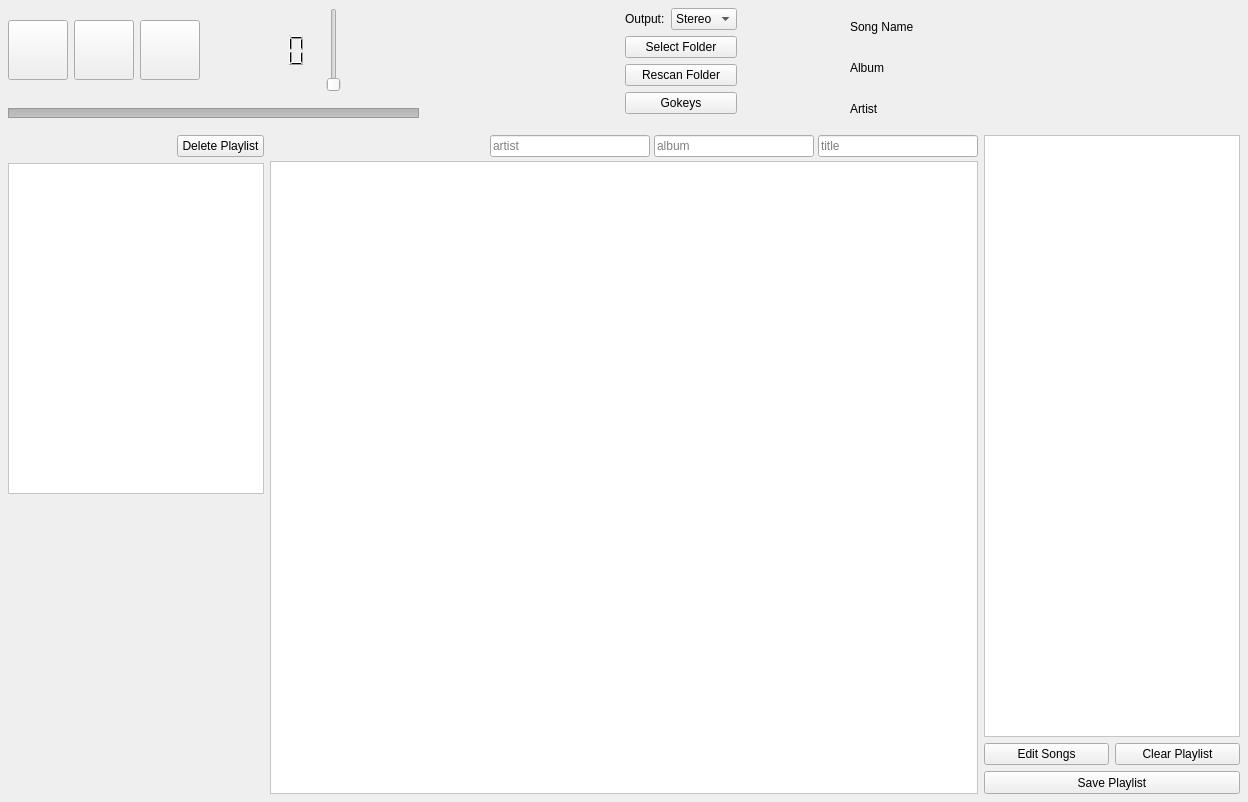
Old version of the form main.ui in the repository fabiomdiniz/Frey.
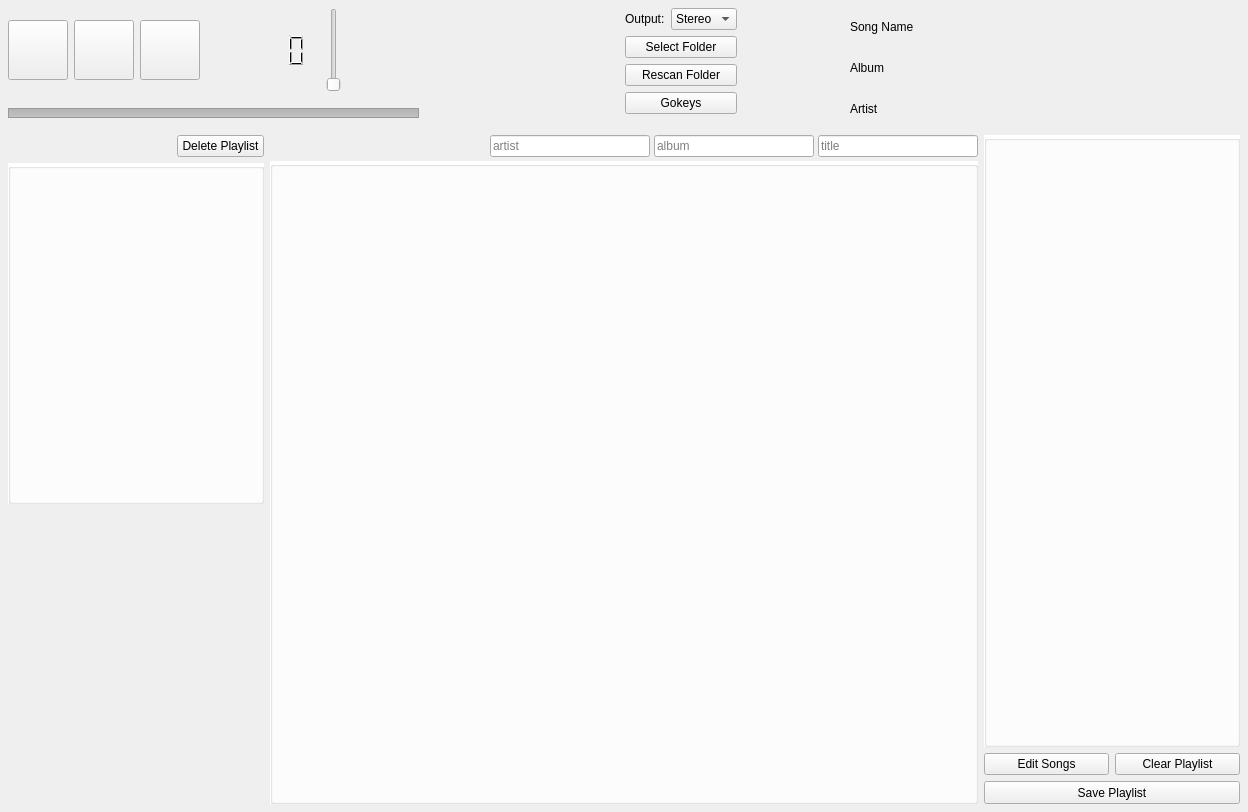
New version of the form. Icons and pictures are not drawn.

Commit message: scrolling backgrounds =)

The edit to the form file:
```diff
--- a/main.ui
+++ b/main.ui
@@ -7,7 +7,7 @@
     <x>0</x>
     <y>0</y>
     <width>1248</width>
-    <height>802</height>
+    <height>812</height>
    </rect>
   </property>
   <property name="windowTitle">
@@ -554,6 +554,37 @@
            </layout>
           </item>
           <item>
+           <widget class="QGroupBox" name="groupBox_2">
+            <property name="sizePolicy">
+             <sizepolicy hsizetype="Fixed" vsizetype="Expanding">
+              <horstretch>0</horstretch>
+              <verstretch>0</verstretch>
+             </sizepolicy>
+            </property>
+            <property name="minimumSize">
+             <size>
+              <width>256</width>
+              <height>320</height>
+             </size>
+            </property>
+            <property name="styleSheet">
+             <string notr="true">QGroupBox {background-image: url(:/png/media/sushie.png);
+background-color: white;
+background-repeat: no-repeat;
+background-position: right bottom;
+}</string>
+            </property>
+            <property name="title">
+             <string/>
+            </property>
+            <layout class="QVBoxLayout" name="verticalLayout_9">
+             <property name="spacing">
+              <number>0</number>
+             </property>
+             <property name="margin">
+              <number>0</number>
+             </property>
+             <item>
            <widget class="QListWidget" name="playlists">
             <property name="sizePolicy">
              <sizepolicy hsizetype="Fixed" vsizetype="Expanding">
@@ -565,10 +596,8 @@
              <bool>false</bool>
             </property>
             <property name="styleSheet">
-             <string notr="true">background-image: url(:/png/media/sushie.png);
-background-color: white;
-background-repeat: no-repeat;
-background-position: right bottom;</string>
+                <string notr="true">QListWidget { background-color: rgba(0, 0, 0, 0%); }
+</string>
             </property>
             <property name="dragDropMode">
              <enum>QAbstractItemView::NoDragDrop</enum>
@@ -578,6 +607,9 @@
             </property>
            </widget>
           </item>
+            </layout>
+           </widget>
+          </item>
           <item>
            <spacer name="verticalSpacer">
             <property name="orientation">
@@ -703,7 +735,7 @@
            </layout>
           </item>
           <item>
-           <widget class="QTableWidget" name="albums">
+           <widget class="QGroupBox" name="groupBox">
             <property name="sizePolicy">
              <sizepolicy hsizetype="MinimumExpanding" vsizetype="MinimumExpanding">
               <horstretch>0</horstretch>
@@ -717,14 +749,40 @@
              </size>
             </property>
             <property name="styleSheet">
-             <string notr="true">QTableWidget {
+             <string notr="true"> QGroupBox {
 background-image: url(:/png/media/Vivian_small.png);
 background-color: white;
 background-repeat: no-repeat;
 background-position: right bottom;
+background-attachment: scroll;
 }
 </string>
             </property>
+            <layout class="QVBoxLayout" name="verticalLayout_2">
+             <property name="spacing">
+              <number>0</number>
+             </property>
+             <property name="margin">
+              <number>0</number>
+             </property>
+             <item>
+              <widget class="QTableWidget" name="albums">
+               <property name="sizePolicy">
+                <sizepolicy hsizetype="Expanding" vsizetype="Expanding">
+                 <horstretch>0</horstretch>
+                 <verstretch>0</verstretch>
+                </sizepolicy>
+               </property>
+               <property name="minimumSize">
+                <size>
+                 <width>690</width>
+                 <height>631</height>
+                </size>
+               </property>
+               <property name="styleSheet">
+                <string notr="true">QTableWidget { background-color: rgba(0, 0, 0, 0%); }
+</string>
+               </property>
             <property name="horizontalScrollBarPolicy">
              <enum>Qt::ScrollBarAlwaysOff</enum>
             </property>
@@ -770,11 +828,48 @@
            </widget>
           </item>
          </layout>
+           </widget>
+          </item>
+         </layout>
         </item>
         <item>
-         <layout class="QVBoxLayout" name="verticalLayout_5" stretch="0,0">
+         <layout class="QVBoxLayout" name="verticalLayout_5" stretch="0">
           <property name="sizeConstraint">
            <enum>QLayout::SetFixedSize</enum>
+          </property>
+          <item>
+           <layout class="QVBoxLayout" name="verticalLayout">
+            <item>
+             <widget class="QGroupBox" name="groupBox_3">
+              <property name="sizePolicy">
+               <sizepolicy hsizetype="Fixed" vsizetype="Expanding">
+                <horstretch>0</horstretch>
+                <verstretch>0</verstretch>
+               </sizepolicy>
+              </property>
+              <property name="minimumSize">
+               <size>
+                <width>256</width>
+                <height>595</height>
+               </size>
+              </property>
+              <property name="styleSheet">
+               <string notr="true">QGroupBox {
+background-image: url(:/png/media/dark_koopatrol_small.png);
+background-color: white;
+background-repeat: no-repeat;
+background-position: right bottom;
+}</string>
+              </property>
+              <property name="title">
+               <string/>
+              </property>
+              <layout class="QVBoxLayout" name="verticalLayout_10">
+               <property name="spacing">
+                <number>0</number>
+               </property>
+               <property name="margin">
+                <number>0</number>
           </property>
           <item>
            <widget class="QListWidget" name="playlist">
@@ -794,12 +889,7 @@
              <bool>true</bool>
             </property>
             <property name="styleSheet">
-             <string notr="true">QListWidget {
-background-image: url(:/png/media/dark_koopatrol_small.png);
-background-color: white;
-background-repeat: no-repeat;
-background-position: right bottom;
-}</string>
+                  <string notr="true">QListWidget { background-color: rgba(0, 0, 0, 0%); }</string>
             </property>
             <property name="dragEnabled">
              <bool>true</bool>
@@ -818,8 +908,9 @@
             </property>
            </widget>
           </item>
-          <item>
-           <layout class="QVBoxLayout" name="verticalLayout">
+              </layout>
+             </widget>
+            </item>
             <item>
              <layout class="QHBoxLayout" name="horizontalLayout_2">
               <item>
```
Lines whose indentation alone changed are shown as unchanged.
